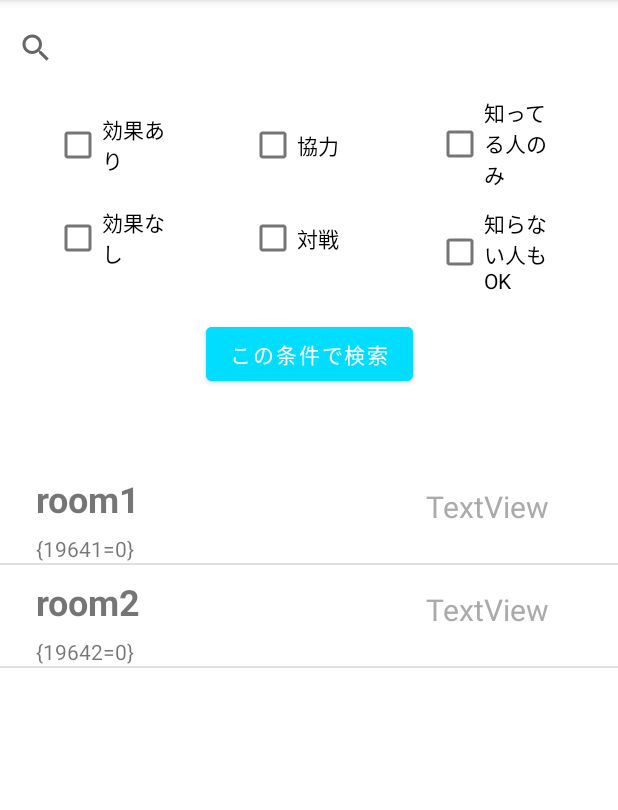
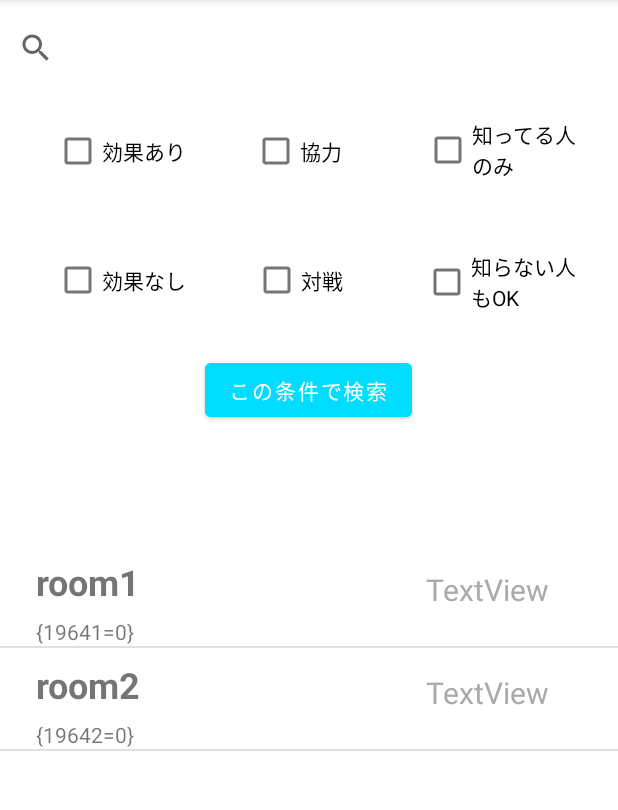
Before and after one commit to ko-t/PL2_Spread, an Android app: the RoomList screen opened directly, with no data from a screen before it, on a phone screen of 412 x 824 dp, the part 84-894 px from its top. Run offline under Robolectric (Android 15) with nearby library versions, the light colour scheme and no system bars.

Commit message:
RoomLIST画面の調整

```diff
--- a/app/src/main/res/layout/roomlist.xml
+++ b/app/src/main/res/layout/roomlist.xml
@@ -9,45 +9,59 @@
 
     <CheckBox
         android:id="@+id/rl_checkbox_on"
-        android:layout_width="85dp"
+        android:layout_width="wrap_content"
         android:layout_height="50dp"
         android:layout_marginStart="36dp"
-        android:layout_marginTop="72dp"
+        android:layout_marginTop="20dp"
         android:text="@string/rl_checkbox_effectOn"
         app:layout_constraintStart_toStartOf="parent"
-        app:layout_constraintTop_toTopOf="parent" />
+        app:layout_constraintTop_toBottomOf="@+id/searchView" />
 
     <CheckBox
         android:id="@+id/rl_checkbox_off"
-        android:layout_width="85dp"
+        android:layout_width="wrap_content"
         android:layout_height="50dp"
         android:layout_marginStart="36dp"
-        android:layout_marginTop="12dp"
+        android:layout_marginTop="36dp"
         android:text="@string/rl_checkbox_effectOff"
         app:layout_constraintStart_toStartOf="parent"
         app:layout_constraintTop_toBottomOf="@+id/rl_checkbox_on" />
 
     <CheckBox
+        android:id="@+id/rl_checkbox_vs"
+        android:layout_width="80dp"
+        android:layout_height="50dp"
+        android:layout_marginStart="8dp"
+        android:layout_marginTop="36dp"
+        android:layout_marginEnd="8dp"
+        android:text="@string/rl_checkbox_versus"
+        app:layout_constraintEnd_toStartOf="@+id/rl_checkbox_ok"
+        app:layout_constraintHorizontal_bias="0.589"
+        app:layout_constraintStart_toEndOf="@+id/rl_checkbox_off"
+        app:layout_constraintTop_toBottomOf="@+id/rl_checkbox_coop" />
+
+    <CheckBox
+        android:id="@+id/rl_checkbox_ok"
+        android:layout_width="wrap_content"
+        android:layout_height="64dp"
+        android:layout_marginTop="24dp"
+        android:layout_marginEnd="28dp"
+        android:text="@string/rl_checkbox_ok"
+        app:layout_constraintEnd_toEndOf="parent"
+        app:layout_constraintTop_toBottomOf="@+id/rl_checkbox_no" />
+
+    <CheckBox
         android:id="@+id/rl_checkbox_coop"
         android:layout_width="80dp"
         android:layout_height="50dp"
-        android:layout_marginTop="72dp"
+        android:layout_marginStart="8dp"
+        android:layout_marginTop="20dp"
+        android:layout_marginEnd="8dp"
         android:text="@string/rl_checkbox_coop"
-        app:layout_constraintEnd_toEndOf="parent"
-        app:layout_constraintHorizontal_bias="0.5"
-        app:layout_constraintStart_toStartOf="parent"
-        app:layout_constraintTop_toTopOf="parent" />
-
-    <CheckBox
-        android:id="@+id/rl_checkbox_vs"
-        android:layout_width="80dp"
-        android:layout_height="50dp"
-        android:layout_marginTop="12dp"
-        android:text="@string/rl_checkbox_versus"
-        app:layout_constraintEnd_toEndOf="parent"
-        app:layout_constraintHorizontal_bias="0.5"
-        app:layout_constraintStart_toStartOf="parent"
-        app:layout_constraintTop_toBottomOf="@+id/rl_checkbox_coop" />
+        app:layout_constraintEnd_toStartOf="@+id/rl_checkbox_no"
+        app:layout_constraintHorizontal_bias="0.578"
+        app:layout_constraintStart_toEndOf="@+id/rl_checkbox_on"
+        app:layout_constraintTop_toBottomOf="@+id/searchView" />
 
     <SearchView
         android:id="@+id/searchView"
@@ -61,21 +75,11 @@
 
 
     <CheckBox
-        android:id="@+id/rl_checkbox_ok"
-        android:layout_width="85dp"
+        android:id="@+id/rl_checkbox_no"
+        android:layout_width="wrap_content"
         android:layout_height="64dp"
-        android:layout_marginTop="8dp"
-        android:layout_marginEnd="36dp"
-        android:text="@string/rl_checkbox_ok"
-        app:layout_constraintEnd_toEndOf="parent"
-        app:layout_constraintTop_toBottomOf="@+id/rl_checkbox_no" />
-
-    <CheckBox
-        android:id="@+id/rl_checkbox_no"
-        android:layout_width="85dp"
-        android:layout_height="64dp"
-        android:layout_marginTop="8dp"
-        android:layout_marginEnd="36dp"
+        android:layout_marginTop="12dp"
+        android:layout_marginEnd="28dp"
         android:text="@string/rl_checkbox_no"
         app:layout_constraintEnd_toEndOf="parent"
         app:layout_constraintTop_toBottomOf="@+id/searchView" />
@@ -83,25 +87,23 @@
     <ListView
         android:id="@+id/rl_listview_roominfo"
         android:layout_width="wrap_content"
-        android:layout_height="440dp"
-        android:layout_marginTop="104dp"
+        android:layout_height="350dp"
+        android:layout_marginTop="24dp"
         app:layout_constraintBottom_toBottomOf="parent"
         app:layout_constraintEnd_toEndOf="parent"
         app:layout_constraintHorizontal_bias="0.5"
         app:layout_constraintStart_toStartOf="parent"
-        app:layout_constraintTop_toBottomOf="@+id/rl_checkbox_vs"></ListView>
+        app:layout_constraintTop_toBottomOf="@+id/rl_button_search"></ListView>
 
     <Button
         android:id="@+id/rl_button_search"
         android:layout_width="wrap_content"
-        android:layout_height="wrap_content"
-        android:layout_marginTop="4dp"
-        android:layout_marginBottom="24dp"
+        android:layout_height="48dp"
+        android:layout_marginTop="24dp"
         android:backgroundTint="@android:color/holo_blue_bright"
         android:text="@string/rl_button_search"
-        app:layout_constraintBottom_toTopOf="@+id/rl_listview_roominfo"
         app:layout_constraintEnd_toEndOf="parent"
-        app:layout_constraintHorizontal_bias="0.5"
+        app:layout_constraintHorizontal_bias="0.498"
         app:layout_constraintStart_toStartOf="parent"
         app:layout_constraintTop_toBottomOf="@+id/rl_checkbox_vs" />
 
--- a/app/src/main/res/values/strings.xml
+++ b/app/src/main/res/values/strings.xml
@@ -51,8 +51,8 @@
     <string name="ts_splitExplanation">どちらかを選んで下さい</string>
     <string name="ts_limitLabel">残り回数</string>
     <string name="rl_button_search">この条件で検索</string>
-    <string name="rl_checkbox_ok">知らない人もOK</string>
-    <string name="rl_checkbox_no">知ってる人のみ</string>
+    <string name="rl_checkbox_ok">知らない人\nもOK</string>
+    <string name="rl_checkbox_no">知ってる人\nのみ</string>
     <string name="rl_checkbox_effectOn">効果あり</string>
     <string name="rl_checkbox_effectOff">効果なし</string>
 
```
